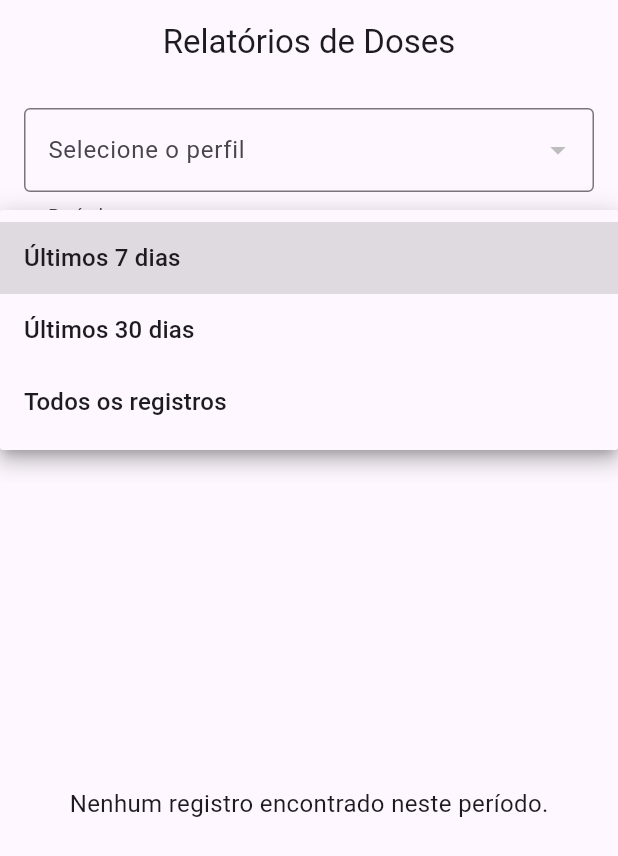
After one commit to JotaVeMr/ProjetoTiago, a Flutter app: the RelatorioPage screen opened directly, after a tap on "Últimos 7 dias", on a phone screen of 412 x 824 dp. The commit adds this screen. Shown: the top 856 px of the screen. Run offline on Flutter 3.47's test engine with Material 3 defaults, Android fonts, the phone set to English and light mode, and no system bars; our stand-ins replace fl_chart, flutter_local_notifications, flutter_native_splash, local_auth, permission_handler, share_plus and 4 more; accounts and stored records are empty.

Commit message:
criacao de relatorio e grafico

```diff
--- a/teste/lib/main.dart
+++ b/teste/lib/main.dart
@@ -7,7 +7,7 @@ import 'package:timezone/data/latest.dart' as tz;
 import 'package:timezone/timezone.dart' as tz;
 import 'package:flutter_native_splash/flutter_native_splash.dart';
 import 'package:flutter_localizations/flutter_localizations.dart';
-
+import 'pages/relatorio_page.dart';
 import 'pages/home_page.dart';
 import 'pages/tratamentos_page.dart';
 import 'pages/onboarding_page.dart';
@@ -23,11 +23,11 @@ void main() async {
   tz.setLocalLocation(tz.getLocation('America/Sao_Paulo'));
   await NotificationService().init();
 
-  // 🔹 Verifica se é a primeira inicialização
+  //  Verifica se é a primeira inicialização
   final prefs = await SharedPreferences.getInstance();
   final onboardingDone = prefs.getBool('onboarding_completed') ?? false;
 
-  // 🔹 Carrega o tema salvo (true = escuro, false = claro)
+  //  Carrega o tema salvo (true = escuro, false = claro)
   final isDarkTheme = prefs.getBool('isDarkTheme') ?? false;
 
   runApp(MyApp(
@@ -70,20 +70,22 @@ class _MyAppState extends State<MyApp> {
 
   @override
   Widget build(BuildContext context) {
-    // ✅ Agora criamos as páginas *aqui*, com o tema já definido
+    //  Agora criamos as páginas *aqui*, com o tema já definido
     final List<Widget> pages = [
       const HomePage(),
       TratamentosPage(),
+      RelatorioPage(),
       ConfiguracoesPage(
         isDarkTheme: _isDarkTheme,
         onThemeChanged: _onThemeChanged,
       ),
+
     ];
 
     return MaterialApp(
       debugShowCheckedModeBanner: false,
 
-      // 🌎 Localização configurada
+      //  Localização configurada
       localizationsDelegates: const [
         GlobalMaterialLocalizations.delegate,
         GlobalWidgetsLocalizations.delegate,
@@ -114,7 +116,10 @@ class _MyAppState extends State<MyApp> {
                   BottomNavigationBarItem(
                       icon: Icon(Icons.medication), label: "Medicamentos"),
                   BottomNavigationBarItem(
+                      icon: Icon(Icons.bar_chart_outlined), label: "Relatórios"),
+                  BottomNavigationBarItem(
                       icon: Icon(Icons.settings), label: "Configurações"),
+
                 ],
               ),
             )
--- /dev/null
+++ b/teste/lib/pages/relatorio_page.dart
@@ -0,0 +1,285 @@
+import 'package:flutter/material.dart';
+import '../services/database_helper.dart';
+import 'package:intl/intl.dart';
+import 'package:fl_chart/fl_chart.dart';
+
+class RelatorioPage extends StatefulWidget {
+  const RelatorioPage({Key? key}) : super(key: key);
+
+  @override
+  State<RelatorioPage> createState() => _RelatorioPageState();
+}
+
+class _RelatorioPageState extends State<RelatorioPage> {
+  List<Map<String, dynamic>> _relatorio = [];
+  bool _loading = true;
+  String _filtroSelecionado = '7';
+  int? _usuarioSelecionado;
+  List<Map<String, dynamic>> _usuarios = [];
+
+  int _totalTomado = 0;
+  int _totalNaoTomado = 0;
+
+  @override
+  void initState() {
+    super.initState();
+    _carregarUsuarios();
+  }
+
+  Future<void> _carregarUsuarios() async {
+    final usuarios = await DatabaseHelper.instance.getUsuarios();
+    setState(() {
+      _usuarios = usuarios
+          .map((u) => {
+                'id': u.id,
+                'nome': "${u.nome} ${u.sobrenome}".trim(),
+              })
+          .toList();
+
+      if (_usuarios.isNotEmpty) {
+        _usuarioSelecionado = _usuarios.first['id'];
+      }
+    });
+
+    await _carregarRelatorio();
+  }
+
+  Future<void> _carregarRelatorio() async {
+    setState(() => _loading = true);
+
+    // ✅ antes de tudo, atualiza os pendentes
+    await DatabaseHelper.instance.marcarPendentesComoNaoTomados();
+
+    final db = await DatabaseHelper.instance.database;
+
+    String filtroQuery = '';
+    if (_filtroSelecionado == '7') {
+      filtroQuery = "AND D.horarioConfirmacao >= datetime('now', '-7 days')";
+    } else if (_filtroSelecionado == '30') {
+      filtroQuery = "AND D.horarioConfirmacao >= datetime('now', '-30 days')";
+    }
+
+    String filtroUsuario = '';
+    List<dynamic> args = [];
+    if (_usuarioSelecionado != null) {
+      filtroUsuario = 'AND M.usuarioId = ?';
+      args.add(_usuarioSelecionado);
+    }
+
+    final result = await db.rawQuery('''
+      SELECT
+        M.nome AS medicamento,
+        D.horarioConfirmacao,
+        COALESCE(D.status, '') AS status
+      FROM dose_confirmada D
+      JOIN medicamentos M ON D.medicamentoId = M.id
+      WHERE 1=1
+        $filtroUsuario
+        $filtroQuery
+      ORDER BY D.horarioConfirmacao DESC
+    ''', args);
+
+    int tomados = 0;
+    int naoTomados = 0;
+
+    for (var r in result) {
+      final status = (r['status'] ?? '').toString().toUpperCase().trim();
+      if (status == 'TOMADO') {
+        tomados++;
+      } else {
+        naoTomados++;
+      }
+    }
+
+    setState(() {
+      _relatorio = result;
+      _totalTomado = tomados;
+      _totalNaoTomado = naoTomados;
+      _loading = false;
+    });
+  }
+
+  Color _statusColor(String status) {
+    return status.toUpperCase() == 'TOMADO' ? Colors.green : Colors.red;
+  }
+
+  IconData _statusIcon(String status) {
+    return status.toUpperCase() == 'TOMADO'
+        ? Icons.check_circle
+        : Icons.cancel;
+  }
+
+  @override
+  Widget build(BuildContext context) {
+    final total = _totalTomado + _totalNaoTomado;
+
+    return Scaffold(
+      appBar: AppBar(
+        title: const Text("Relatórios de Doses"),
+        centerTitle: true,
+      ),
+      body: _loading
+          ? const Center(child: CircularProgressIndicator())
+          : Column(
+              children: [
+                Padding(
+                  padding: const EdgeInsets.all(16.0),
+                  child: Column(
+                    children: [
+                      DropdownButtonFormField<int>(
+                        value: _usuarioSelecionado,
+                        decoration: const InputDecoration(
+                          labelText: 'Selecione o perfil',
+                          border: OutlineInputBorder(),
+                        ),
+                        items: _usuarios
+                            .map<DropdownMenuItem<int>>((u) {
+                          return DropdownMenuItem<int>(
+                            value: u['id'] as int,
+                            child: Text(u['nome'] as String),
+                          );
+                        }).toList(),
+                        onChanged: (value) async {
+                          setState(() => _usuarioSelecionado = value);
+                          await _carregarRelatorio();
+                        },
+                      ),
+                      const SizedBox(height: 16),
+                      DropdownButtonFormField<String>(
+                        value: _filtroSelecionado,
+                        decoration: const InputDecoration(
+                          labelText: 'Período',
+                          border: OutlineInputBorder(),
+                        ),
+                        items: const [
+                          DropdownMenuItem(
+                              value: '7', child: Text('Últimos 7 dias')),
+                          DropdownMenuItem(
+                              value: '30', child: Text('Últimos 30 dias')),
+                          DropdownMenuItem(
+                              value: 'todos', child: Text('Todos os registros')),
+                        ],
+                        onChanged: (value) async {
+                          setState(() => _filtroSelecionado = value!);
+                          await _carregarRelatorio();
+                        },
+                      ),
+                    ],
+                  ),
+                ),
+                const Divider(),
+
+                // 🎯 Gráfico de pizza Tomados x Não Tomados
+                if (total > 0)
+                  Padding(
+                    padding: const EdgeInsets.symmetric(horizontal: 8.0),
+                    child: Column(
+                      children: [
+                        SizedBox(
+                          height: 160,
+                          child: Stack(
+                            alignment: Alignment.center,
+                            children: [
+                              PieChart(
+                                PieChartData(
+                                  sectionsSpace: 2,
+                                  centerSpaceRadius: 45,
+                                  sections: [
+                                    PieChartSectionData(
+                                      color: Colors.green,
+                                      value: _totalTomado.toDouble(),
+                                      title: '',
+                                      radius: 45,
+                                    ),
+                                    PieChartSectionData(
+                                      color: Colors.red,
+                                      value: _totalNaoTomado.toDouble(),
+                                      title: '',
+                                      radius: 45,
+                                    ),
+                                  ],
+                                ),
+                              ),
+                              Column(
+                                mainAxisSize: MainAxisSize.min,
+                                children: [
+                                  const Text(
+                                    "Total",
+                                    style: TextStyle(
+                                      fontSize: 14,
+                                      fontWeight: FontWeight.w500,
+                                    ),
+                                  ),
+                                  Text(
+                                    "$total doses",
+                                    style: const TextStyle(
+                                      fontSize: 16,
+                                      fontWeight: FontWeight.bold,
+                                    ),
+                                  ),
+                                ],
+                              ),
+                            ],
+                          ),
+                        ),
+                        const SizedBox(height: 8),
+
+                        // 🟩🟥 legenda colorida
+                        Row(
+                          mainAxisAlignment: MainAxisAlignment.center,
+                          children: const [
+                            Icon(Icons.circle, color: Colors.green, size: 14),
+                            SizedBox(width: 4),
+                            Text("Tomados  "),
+                            Icon(Icons.circle, color: Colors.red, size: 14),
+                            SizedBox(width: 4),
+                            Text("Não Tomados"),
+                          ],
+                        ),
+                        const SizedBox(height: 8),
+
+                        Text(
+                          "Tomados: $_totalTomado | Não Tomados: $_totalNaoTomado",
+                          style: const TextStyle(fontSize: 14),
+                        ),
+                      ],
+                    ),
+                  ),
+
+                const Divider(),
+
+                Expanded(
+                  child: _relatorio.isEmpty
+                      ? const Center(
+                          child: Text(
+                            "Nenhum registro encontrado neste período.",
+                            style: TextStyle(fontSize: 16),
+                          ),
+                        )
+                      : ListView.builder(
+                          itemCount: _relatorio.length,
+                          itemBuilder: (context, index) {
+                            final item = _relatorio[index];
+                            return Card(
+                              margin: const EdgeInsets.symmetric(
+                                  horizontal: 12, vertical: 6),
+                              child: ListTile(
+                                leading: Icon(
+                                  _statusIcon(item['status']),
+                                  color: _statusColor(item['status']),
+                                ),
+                                title: Text(item['medicamento']),
+                                subtitle: Text(
+                                  'Status: ${item['status']}\n'
+                                  'Data: ${DateFormat("dd/MM/yyyy HH:mm").format(DateTime.parse(item['horarioConfirmacao']))}',
+                                ),
+                              ),
+                            );
+                          },
+                        ),
+                ),
+              ],
+            ),
+    );
+  }
+}
--- a/teste/pubspec.yaml
+++ b/teste/pubspec.yaml
@@ -23,6 +23,7 @@ dependencies:
   local_auth: ^2.1.6
   share_plus: ^10.0.0
   permission_handler: ^11.3.0
+  fl_chart: ^0.68.0 # grafico pizza
 
 
 dev_dependencies:
```
Also changed, not shown: teste/lib/pages/home_page.dart (+59 -16 lines), teste/lib/services/database_helper.dart (+144 -42 lines), teste/pubspec.lock.
